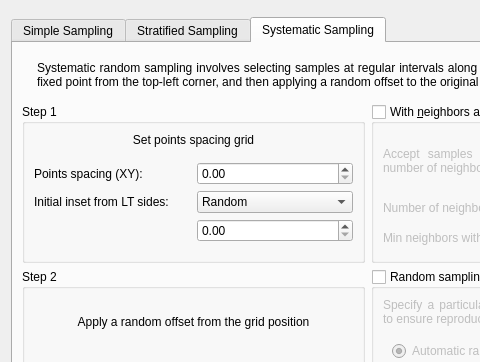
The window that ui/sampling_design_window.ui (SMByC/AcATaMa) describes before a commit, drawn with Qt 5; both pictures show x 0 to 480 and y 0 to 362 of the 688 by 711 pixel window.
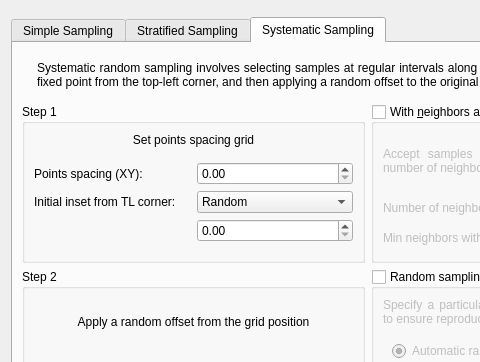
The same window after the commit. The open tabs and pages were chosen to show the change. Icons and pictures are not drawn. Custom widgets are drawn as their Qt base class.

The edit to the form file:
```diff
--- a/ui/sampling_design_window.ui
+++ b/ui/sampling_design_window.ui
@@ -1291,7 +1291,7 @@
                 <item row="1" column="0">
                  <widget class="QLabel" name="label_27">
                   <property name="text">
-                   <string>Initial inset from LT sides:</string>
+                   <string>Initial inset from TL corner:</string>
                   </property>
                  </widget>
                 </item>
```
Left out of the diff: 2 changed lines with no effect on the pictures.
